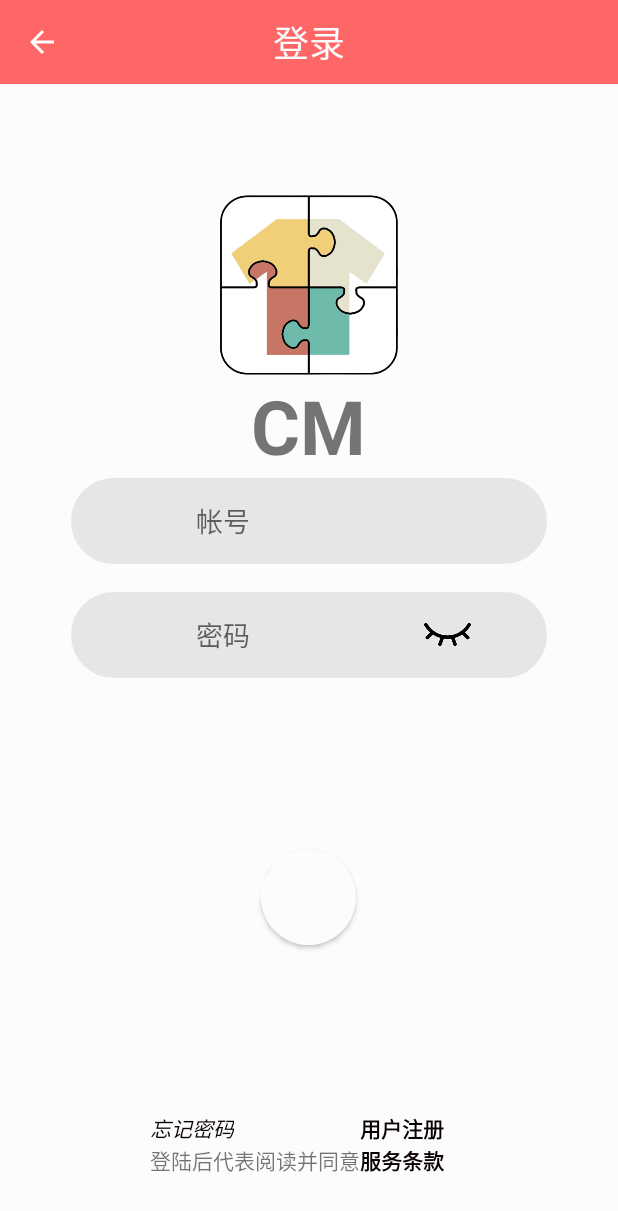
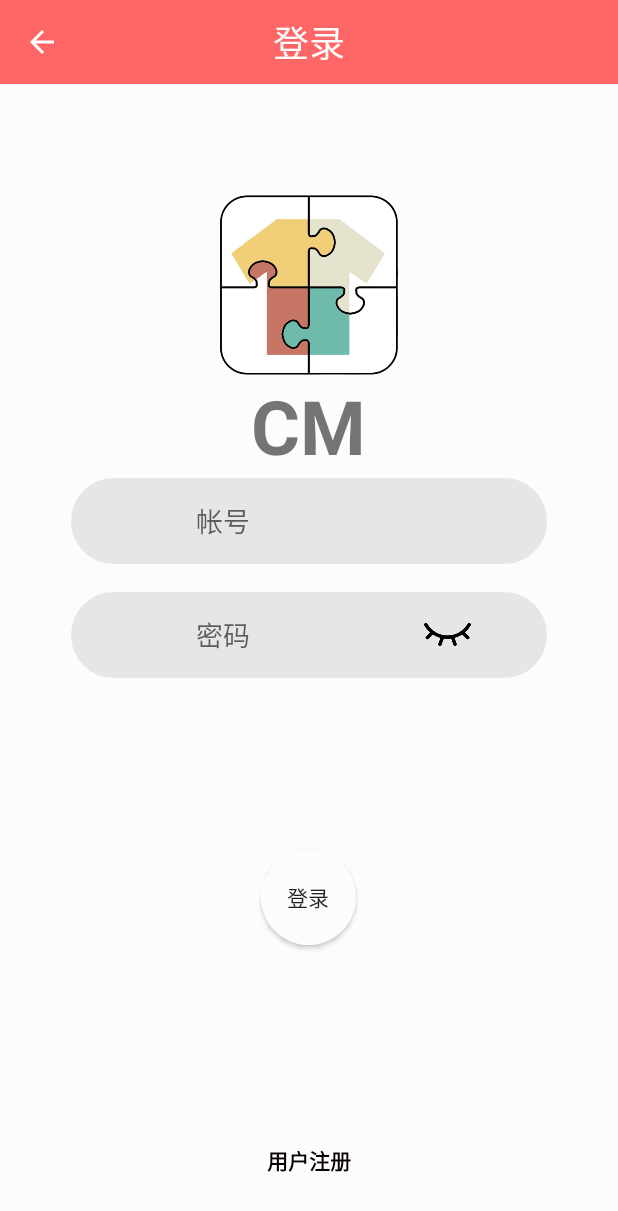
Before and after one commit to lizhenzn/CM, an Android app: the screen it shows after launch (LoginActivity), after a tap on an icon or button, on a phone screen of 412 x 824 dp. Shown: the top 1211 px of the screen. Run offline under Robolectric (Android 15) with nearby library versions, the phone set to English and light mode, and no system bars; libraries missing offline, so code that uses them is left out: org.jivesoftware.smack, org.jivesoftware.smackx, q.rorbin.badgeview; 2 statements that could not run were skipped; 1 other tap on this screen came first.

Commit message:
1、登陆界面布局删除忘记密码和服务条款同意选项 2、解决重复拉取联系人信息bug

```diff
--- a/app/src/main/java/com/example/cm/util/MessageManager.java
+++ b/app/src/main/java/com/example/cm/util/MessageManager.java
@@ -278,6 +278,12 @@ public class MessageManager {
         while(!Connect.getRoster().isLoaded()){
             try {
                 Connect.getRoster().reload();
+                try {
+                    Thread.sleep(1000);
+                    Log.d("", "initFriend: 循环里等待");
+                } catch (InterruptedException e) {
+                    e.printStackTrace();
+                }
                 Log.d("重连Roster",Connect.getXMPPTCPConnection().getUser().toString());
 
             } catch (SmackException.NotLoggedInException e) {
--- a/app/src/main/res/layout/login.xml
+++ b/app/src/main/res/layout/login.xml
@@ -115,6 +115,7 @@
 
     <Button
         android:id="@+id/login"
+        android:text="登录"
         android:layout_width="63dp"
         android:layout_height="63dp"
         android:layout_below="@+id/body2"
@@ -137,26 +138,26 @@
             android:layout_width="match_parent"
             android:layout_height="wrap_content">
 
-            <TextView
-                android:layout_width="wrap_content"
-                android:layout_height="wrap_content"
-                android:textStyle="italic"
-                android:autoLink="web"
-                android:textColor="#090000"
-                android:layout_marginLeft="100dp"
-                android:text="忘记密码"/>
-
+<!--            <TextView-->
+<!--                android:layout_width="wrap_content"-->
+<!--                android:layout_height="wrap_content"-->
+<!--                android:textStyle="italic"-->
+<!--                android:autoLink="web"-->
+<!--                android:textColor="#090000"-->
+<!--                android:layout_marginLeft="100dp"-->
+<!--                android:text="忘记密码"/>-->
 
 
             <TextView
                 android:id="@+id/register"
-                android:clickable="true"
                 android:layout_width="wrap_content"
                 android:layout_height="wrap_content"
+                android:autoLink="web"
+                android:clickable="true"
+                android:gravity="clip_vertical"
+                android:textColor="#090000"
                 android:textStyle="bold"
-                android:autoLink="web"
-                android:textColor="#090000"
-                android:layout_marginLeft="240dp"
+                android:layout_centerInParent="true"
                 android:text="用户注册"/>
         </RelativeLayout>
 
@@ -167,21 +168,21 @@
             android:layout_below="@+id/text_top"
             android:orientation="horizontal">
 
-            <TextView
-                android:id="@+id/agree"
-                android:layout_width="wrap_content"
-                android:layout_height="wrap_content"
-                android:layout_marginLeft="100dp"
-                android:text="登陆后代表阅读并同意"/>
+            <!--            <TextView-->
+            <!--                android:id="@+id/agree"-->
+            <!--                android:layout_width="wrap_content"-->
+            <!--                android:layout_height="wrap_content"-->
+            <!--                android:layout_marginLeft="100dp"-->
+            <!--                android:text="登陆后代表阅读并同意"/>-->
 
-            <TextView
-                android:layout_width="wrap_content"
-                android:layout_height="wrap_content"
-                android:textStyle="bold"
-                android:autoLink="web"
-                android:textColor="#090000"
-                android:layout_toRightOf="@+id/agree"
-                android:text="服务条款"/>
+            <!--            <TextView-->
+            <!--                android:layout_width="wrap_content"-->
+            <!--                android:layout_height="wrap_content"-->
+            <!--                android:textStyle="bold"-->
+            <!--                android:autoLink="web"-->
+            <!--                android:textColor="#090000"-->
+            <!--                android:layout_toRightOf="@+id/agree"-->
+            <!--                android:text="服务条款"/>-->
 
         </RelativeLayout>
     </RelativeLayout>
```
